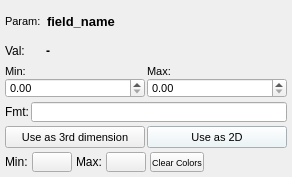
This is widgets/SubstateDisplayWidget.ui in dmacri/OOpenCal-Viewer as Qt 5 draws it before an edit. The edited form follows.
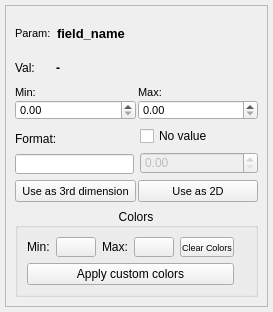
This is the edited form.

Commit message: Reversed zoom + correcting 2D colors (using noValue the better way) (#88)

```diff
--- a/widgets/SubstateDisplayWidget.ui
+++ b/widgets/SubstateDisplayWidget.ui
@@ -6,8 +6,8 @@
    <rect>
     <x>0</x>
     <y>0</y>
-    <width>292</width>
-    <height>177</height>
+    <width>273</width>
+    <height>312</height>
    </rect>
   </property>
   <property name="windowTitle">
@@ -33,6 +33,15 @@
     <number>5</number>
    </property>
    <item>
+    <widget class="QFrame" name="frame">
+     <property name="frameShape">
+      <enum>QFrame::Shape::StyledPanel</enum>
+     </property>
+     <property name="frameShadow">
+      <enum>QFrame::Shadow::Raised</enum>
+     </property>
+     <layout class="QVBoxLayout" name="verticalLayout">
+      <item>
     <layout class="QHBoxLayout" name="titleLayout">
      <property name="spacing">
       <number>2</number>
@@ -241,7 +250,9 @@
     </layout>
    </item>
    <item>
-    <layout class="QHBoxLayout" name="formatLayout">
+       <layout class="QHBoxLayout" name="formatAndNoValueLayout">
+        <item>
+         <layout class="QVBoxLayout" name="formatLayout">
      <property name="spacing">
       <number>2</number>
      </property>
@@ -259,19 +270,19 @@
      </property>
      <item>
       <widget class="QLabel" name="formatTextLabel">
-       <property name="maximumSize">
-        <size>
-         <width>35</width>
-         <height>16777215</height>
-        </size>
-       </property>
        <property name="text">
-        <string>Fmt:</string>
+             <string>Format:</string>
        </property>
       </widget>
      </item>
      <item>
       <widget class="QLineEdit" name="formatLineEdit">
+            <property name="sizePolicy">
+             <sizepolicy hsizetype="MinimumExpanding" vsizetype="Fixed">
+              <horstretch>0</horstretch>
+              <verstretch>0</verstretch>
+             </sizepolicy>
+            </property>
        <property name="maximumSize">
         <size>
          <width>16777215</width>
@@ -286,6 +297,38 @@
     </layout>
    </item>
    <item>
+         <layout class="QVBoxLayout" name="noValueLayout">
+          <item>
+           <widget class="QCheckBox" name="noValueCheckBox">
+            <property name="sizePolicy">
+             <sizepolicy hsizetype="MinimumExpanding" vsizetype="Fixed">
+              <horstretch>0</horstretch>
+              <verstretch>0</verstretch>
+             </sizepolicy>
+            </property>
+            <property name="text">
+             <string>No value</string>
+            </property>
+           </widget>
+          </item>
+          <item>
+           <widget class="QDoubleSpinBox" name="noValueDoubleSpinBox">
+            <property name="enabled">
+             <bool>false</bool>
+            </property>
+            <property name="sizePolicy">
+             <sizepolicy hsizetype="MinimumExpanding" vsizetype="Fixed">
+              <horstretch>0</horstretch>
+              <verstretch>0</verstretch>
+             </sizepolicy>
+            </property>
+           </widget>
+          </item>
+         </layout>
+        </item>
+       </layout>
+      </item>
+      <item>
     <layout class="QHBoxLayout" name="buttonsLayout">
      <property name="spacing">
       <number>2</number>
@@ -327,7 +370,7 @@
         </size>
        </property>
        <property name="styleSheet">
-        <string>QPushButton { font-size: 8pt; padding: 2px; background-color: #e8f4f8; }</string>
+           <string notr="true">QPushButton { font-size: 8pt; padding: 2px; }</string>
        </property>
        <property name="text">
         <string>Use as 2D</string>
@@ -337,52 +380,18 @@
     </layout>
    </item>
    <item>
-    <layout class="QHBoxLayout" name="colorsLayout">
-     <property name="spacing">
-      <number>4</number>
-     </property>
-     <property name="leftMargin">
-      <number>0</number>
-     </property>
-     <property name="topMargin">
-      <number>0</number>
-     </property>
-     <property name="rightMargin">
-      <number>0</number>
-     </property>
-     <property name="bottomMargin">
-      <number>0</number>
-     </property>
-     <item>
-      <widget class="QLabel" name="minColorLabel">
-       <property name="maximumSize">
-        <size>
-         <width>30</width>
-         <height>16777215</height>
-        </size>
-       </property>
-       <property name="text">
-        <string>Min:</string>
-       </property>
-      </widget>
-     </item>
-     <item>
-      <widget class="QPushButton" name="minColorButton">
-       <property name="maximumSize">
-        <size>
-         <width>40</width>
-         <height>20</height>
-        </size>
-       </property>
-       <property name="toolTip">
-        <string>Click to set minimum value color</string>
-       </property>
-       <property name="text">
-        <string/>
-       </property>
-      </widget>
-     </item>
-     <item>
+       <widget class="QGroupBox" name="colorsGroupBox">
+        <property name="title">
+         <string>Colors</string>
+        </property>
+        <property name="alignment">
+         <set>Qt::AlignmentFlag::AlignCenter</set>
+        </property>
+        <property name="flat">
+         <bool>true</bool>
+        </property>
+        <layout class="QGridLayout" name="gridLayout">
+         <item row="0" column="2">
       <widget class="QLabel" name="maxColorLabel">
        <property name="maximumSize">
         <size>
@@ -395,23 +404,7 @@
        </property>
       </widget>
      </item>
-     <item>
-      <widget class="QPushButton" name="maxColorButton">
-       <property name="maximumSize">
-        <size>
-         <width>40</width>
-         <height>20</height>
-        </size>
-       </property>
-       <property name="toolTip">
-        <string>Click to set maximum value color</string>
-       </property>
-       <property name="text">
-        <string/>
-       </property>
-      </widget>
-     </item>
-     <item>
+         <item row="0" column="4">
       <widget class="QPushButton" name="clearColorsButton">
        <property name="maximumSize">
         <size>
@@ -427,20 +420,76 @@
        </property>
       </widget>
      </item>
-     <item>
+         <item row="0" column="1">
+          <widget class="QPushButton" name="minColorButton">
+           <property name="maximumSize">
+            <size>
+             <width>40</width>
+             <height>20</height>
+            </size>
+           </property>
+           <property name="toolTip">
+            <string>Click to set minimum value color</string>
+           </property>
+           <property name="text">
+            <string/>
+           </property>
+          </widget>
+         </item>
+         <item row="0" column="5">
       <spacer name="colorsSpacer">
        <property name="orientation">
         <enum>Qt::Orientation::Horizontal</enum>
        </property>
        <property name="sizeHint" stdset="0">
         <size>
-         <width>40</width>
+             <width>0</width>
          <height>20</height>
         </size>
        </property>
       </spacer>
      </item>
-    </layout>
+         <item row="0" column="0">
+          <widget class="QLabel" name="minColorLabel">
+           <property name="maximumSize">
+            <size>
+             <width>30</width>
+             <height>16777215</height>
+            </size>
+           </property>
+           <property name="text">
+            <string>Min:</string>
+           </property>
+          </widget>
+         </item>
+         <item row="0" column="3">
+          <widget class="QPushButton" name="maxColorButton">
+           <property name="maximumSize">
+            <size>
+             <width>40</width>
+             <height>20</height>
+            </size>
+           </property>
+           <property name="toolTip">
+            <string>Click to set maximum value color</string>
+           </property>
+           <property name="text">
+            <string/>
+           </property>
+          </widget>
+         </item>
+         <item row="1" column="0" colspan="5">
+          <widget class="QPushButton" name="applyCustomColorsPushButton">
+           <property name="text">
+            <string>Apply custom colors</string>
+           </property>
+          </widget>
+         </item>
+        </layout>
+       </widget>
+      </item>
+     </layout>
+    </widget>
    </item>
   </layout>
  </widget>
```
Lines whose indentation alone changed are shown as unchanged. The commit also changes 16 other files.
